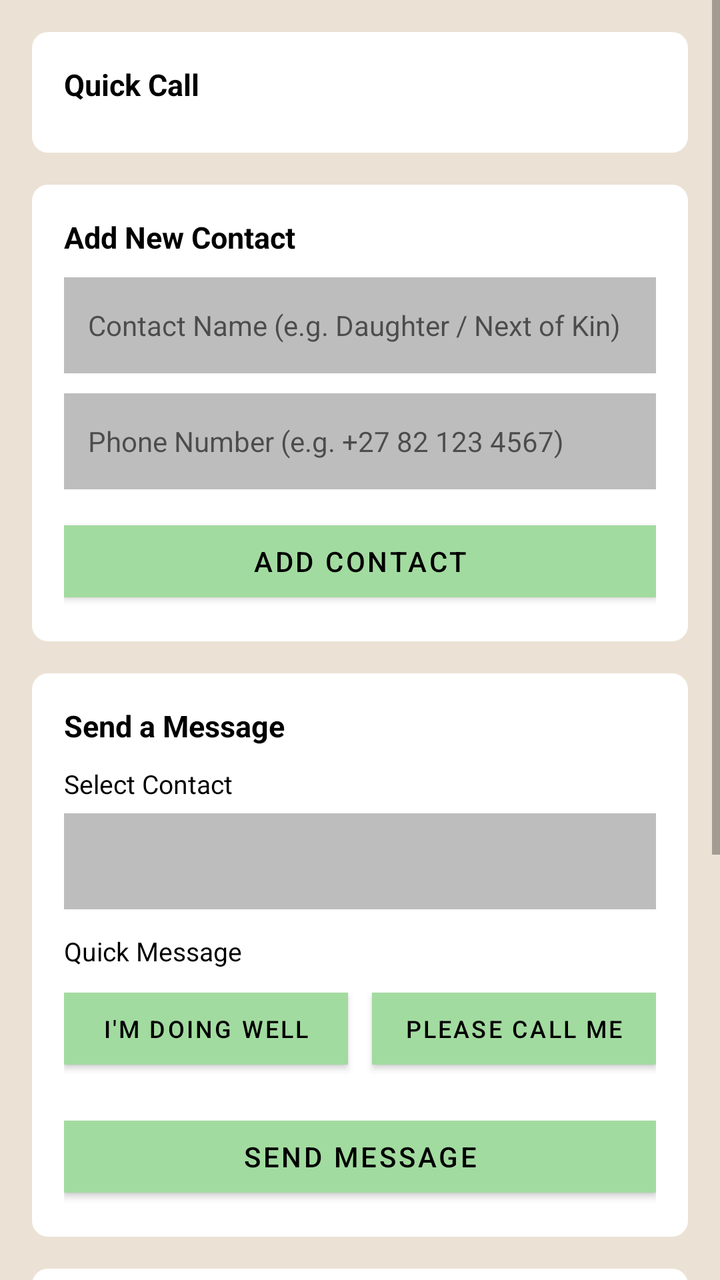
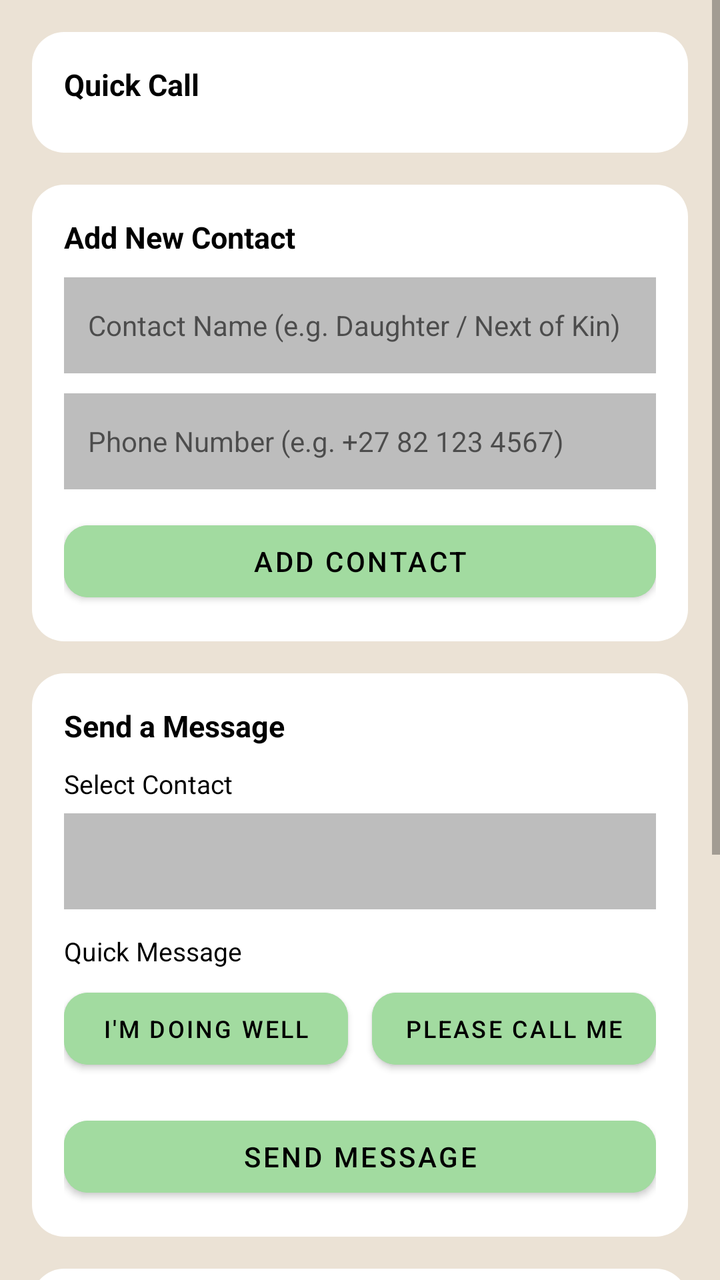

Compare the two renders of this Android layout. The source of the first and the diff that turns it into the second are given below.
<!-- AndroidManifest.xml: application theme Theme.NeliRoseApp -->
<!-- res/layout/fragment_contact.xml -->
<?xml version="1.0" encoding="utf-8"?>
<ScrollView xmlns:android="http://schemas.android.com/apk/res/android"
    xmlns:app="http://schemas.android.com/apk/res-auto"
    android:layout_width="match_parent"
    android:layout_height="match_parent"
    android:background="@color/neli_cream"
    android:fillViewport="true">

    <LinearLayout
        android:layout_width="match_parent"
        android:layout_height="wrap_content"
        android:orientation="vertical"
        android:padding="16dp">

        
        <LinearLayout
            android:layout_width="match_parent"
            android:layout_height="wrap_content"
            android:layout_marginBottom="16dp"
            android:background="@drawable/bg_card"
            android:orientation="vertical"
            android:padding="16dp">

            <TextView
                android:layout_width="wrap_content"
                android:layout_height="wrap_content"
                android:text="Quick Call"
                android:textColor="@android:color/black"
                android:textSize="15sp"
                android:textStyle="bold" />

            
            <LinearLayout
                android:id="@+id/containerQuickCall"
                android:layout_width="match_parent"
                android:layout_height="wrap_content"
                android:layout_marginTop="8dp"
                android:orientation="vertical" />
        </LinearLayout>

        
        <LinearLayout
            android:layout_width="match_parent"
            android:layout_height="wrap_content"
            android:layout_marginBottom="16dp"
            android:background="@drawable/bg_card"
            android:orientation="vertical"
            android:padding="16dp">

            <TextView
                android:layout_width="wrap_content"
                android:layout_height="wrap_content"
                android:text="Add New Contact"
                android:textColor="@android:color/black"
                android:textSize="15sp"
                android:textStyle="bold" />

            <EditText
                android:id="@+id/etNewContactName"
                android:layout_width="match_parent"
                android:layout_height="48dp"
                android:layout_marginTop="10dp"
                android:background="@color/neli_grey"
                android:hint="Contact Name (e.g. Daughter / Next of Kin)"
                android:inputType="textPersonName"
                android:paddingStart="12dp"
                android:paddingEnd="12dp"
                android:textSize="14sp" />

            <EditText
                android:id="@+id/etNewContactPhone"
                android:layout_width="match_parent"
                android:layout_height="48dp"
                android:layout_marginTop="10dp"
                android:background="@color/neli_grey"
                android:hint="Phone Number (e.g. +27 82 123 4567)"
                android:inputType="phone"
                android:paddingStart="12dp"
                android:paddingEnd="12dp"
                android:textSize="14sp" />

            <com.google.android.material.button.MaterialButton
                android:id="@+id/btnAddContact"
                android:layout_width="match_parent"
                android:layout_height="48dp"
                android:layout_marginTop="12dp"
                android:backgroundTint="@color/neli_light_green"
                android:text="Add Contact"
                android:textColor="@android:color/black"
                android:textSize="14sp"
                app:cornerRadius="0dp" />
        </LinearLayout>

        
        <LinearLayout
            android:layout_width="match_parent"
            android:layout_height="wrap_content"
            android:layout_marginBottom="16dp"
            android:background="@drawable/bg_card"
            android:orientation="vertical"
            android:padding="16dp">

            <TextView
                android:layout_width="wrap_content"
                android:layout_height="wrap_content"
                android:text="Send a Message"
                android:textColor="@android:color/black"
                android:textSize="15sp"
                android:textStyle="bold" />

            <TextView
                android:layout_width="wrap_content"
                android:layout_height="wrap_content"
                android:layout_marginTop="10dp"
                android:text="Select Contact"
                android:textColor="@android:color/black"
                android:textSize="13sp" />

            <Spinner
                android:id="@+id/spinnerContactPeople"
                android:layout_width="match_parent"
                android:layout_height="48dp"
                android:layout_marginTop="6dp"
                android:background="@color/neli_grey"
                android:paddingStart="12dp"
                android:paddingEnd="12dp" />

            <TextView
                android:layout_width="wrap_content"
                android:layout_height="wrap_content"
                android:layout_marginTop="12dp"
                android:text="Quick Message"
                android:textColor="@android:color/black"
                android:textSize="13sp" />

            <LinearLayout
                android:layout_width="match_parent"
                android:layout_height="wrap_content"
                android:layout_marginTop="6dp"
                android:baselineAligned="false"
                android:orientation="horizontal">

                <com.google.android.material.button.MaterialButton
                    android:id="@+id/btnQuickMsg1"
                    android:layout_width="0dp"
                    android:layout_height="48dp"
                    android:layout_marginEnd="6dp"
                    android:layout_weight="1"
                    android:backgroundTint="@color/neli_light_green"
                    android:text="I'm doing well"
                    android:textColor="@android:color/black"
                    android:textSize="12sp"
                    app:cornerRadius="0dp" />

                <com.google.android.material.button.MaterialButton
                    android:id="@+id/btnQuickMsg2"
                    android:layout_width="0dp"
                    android:layout_height="48dp"
                    android:layout_marginStart="6dp"
                    android:layout_weight="1"
                    android:backgroundTint="@color/neli_light_green"
                    android:text="Please call me"
                    android:textColor="@android:color/black"
                    android:textSize="12sp"
                    app:cornerRadius="0dp" />
            </LinearLayout>

            <com.google.android.material.button.MaterialButton
                android:id="@+id/btnSendMessage"
                android:layout_width="match_parent"
                android:layout_height="48dp"
                android:layout_marginTop="16dp"
                android:backgroundTint="@color/neli_light_green"
                android:text="Send Message"
                android:textColor="@android:color/black"
                android:textSize="14sp"
                app:cornerRadius="0dp" />
        </LinearLayout>

        
        <LinearLayout
            android:layout_width="match_parent"
            android:layout_height="wrap_content"
            android:layout_marginBottom="16dp"
            android:background="@drawable/bg_card"
            android:orientation="vertical"
            android:padding="16dp">

            <TextView
                android:layout_width="wrap_content"
                android:layout_height="wrap_content"
                android:text="Neli-Rose contact"
                android:textColor="@android:color/black"
                android:textSize="15sp"
                android:textStyle="bold" />

            <TextView
                android:layout_width="wrap_content"
                android:layout_height="wrap_content"
                android:layout_marginTop="12dp"
                android:text="+27 61 584 8341 / +27 84 587 3631"
                android:textColor="@android:color/black"
                android:textSize="14sp"
                android:textStyle="bold" />

            <TextView
                android:layout_width="wrap_content"
                android:layout_height="wrap_content"
                android:text="Opens your phone app; these are home contact numbers."
                android:textColor="@android:color/black"
                android:textSize="13sp" />

            <TextView
                android:layout_width="match_parent"
                android:layout_height="wrap_content"
                android:layout_marginTop="8dp"
                android:text="colette@nelirose.co.za\nVisiting: Mon–Fri 09:00–18:00; Sat–Sun 10:00–16:00"
                android:textColor="@android:color/black" />

            <com.google.android.material.button.MaterialButton
                android:id="@+id/btnCallNurse"
                android:layout_width="match_parent"
                android:layout_height="48dp"
                android:layout_marginTop="12dp"
                android:backgroundTint="@color/neli_grey"
                android:text="Call +27 61 584 8341"
                android:textColor="@android:color/black"
                android:textSize="14sp"
                app:cornerRadius="0dp" />

            <com.google.android.material.button.MaterialButton
                android:id="@+id/btnCallHomeAlternative"
                android:layout_width="match_parent"
                android:layout_height="wrap_content"
                android:minHeight="48dp"
                android:layout_marginTop="8dp"
                android:text="Call +27 84 587 3631" />
        </LinearLayout>

    </LinearLayout>
</ScrollView>
<!-- resources referenced by this layout -->
<resources>
  <color name="neli_cream">#EBE2D5</color>
  <color name="neli_grey">#BDBDBD</color>
  <color name="neli_light_green">#A2DBA0</color>
  <!-- drawable bg_card (drawable) -->
  <?xml version="1.0" encoding="utf-8"?>
  <shape xmlns:android="http://schemas.android.com/apk/res/android"
      android:shape="rectangle">
      <solid android:color="@android:color/white" />
      <corners android:radius="8dp" />
  </shape>
  <style name="Theme.NeliRoseApp" parent="Theme.MaterialComponents.Light.NoActionBar">
          
          <item name="colorPrimary">@color/neli_green</item>
          <item name="colorPrimaryVariant">@color/neli_green_dark</item>
          <item name="colorOnPrimary">@android:color/white</item>
  
          
          <item name="android:windowBackground">@color/neli_cream</item>
          <item name="android:forceDarkAllowed" tools:targetApi="q">false</item>
  
          
          <item name="android:statusBarColor">@color/neli_green_dark</item>
          <item name="android:windowLightStatusBar">false</item>
      </style>
  <color name="neli_green">#0F3A13</color>
  <color name="neli_green_dark">#08230B</color>
</resources>

<!-- the commit's change to res/layout/fragment_contact.xml (unified diff, before → after) -->
@@ -88,7 +88,7 @@
                 android:text="Add Contact"
                 android:textColor="@android:color/black"
                 android:textSize="14sp"
-                app:cornerRadius="0dp" />
+                app:cornerRadius="12dp" />
         </LinearLayout>
 
         
@@ -150,7 +150,7 @@
                     android:text="I'm doing well"
                     android:textColor="@android:color/black"
                     android:textSize="12sp"
-                    app:cornerRadius="0dp" />
+                    app:cornerRadius="12dp" />
 
                 <com.google.android.material.button.MaterialButton
                     android:id="@+id/btnQuickMsg2"
@@ -162,7 +162,7 @@
                     android:text="Please call me"
                     android:textColor="@android:color/black"
                     android:textSize="12sp"
-                    app:cornerRadius="0dp" />
+                    app:cornerRadius="12dp" />
             </LinearLayout>
 
             <com.google.android.material.button.MaterialButton
@@ -174,7 +174,7 @@
                 android:text="Send Message"
                 android:textColor="@android:color/black"
                 android:textSize="14sp"
-                app:cornerRadius="0dp" />
+                app:cornerRadius="12dp" />
         </LinearLayout>
 
         
@@ -226,7 +226,7 @@
                 android:text="Call +27 61 584 8341"
                 android:textColor="@android:color/black"
                 android:textSize="14sp"
-                app:cornerRadius="0dp" />
+                app:cornerRadius="12dp" />
 
             <com.google.android.material.button.MaterialButton
                 android:id="@+id/btnCallHomeAlternative"
<!-- resource entries referenced after the edit -->
@@ -8,7 +8,7 @@
   <shape xmlns:android="http://schemas.android.com/apk/res/android"
       android:shape="rectangle">
       <solid android:color="@android:color/white" />
-      <corners android:radius="8dp" />
+      <corners android:radius="16dp" />
   </shape>
   <style name="Theme.NeliRoseApp" parent="Theme.MaterialComponents.Light.NoActionBar">
           
